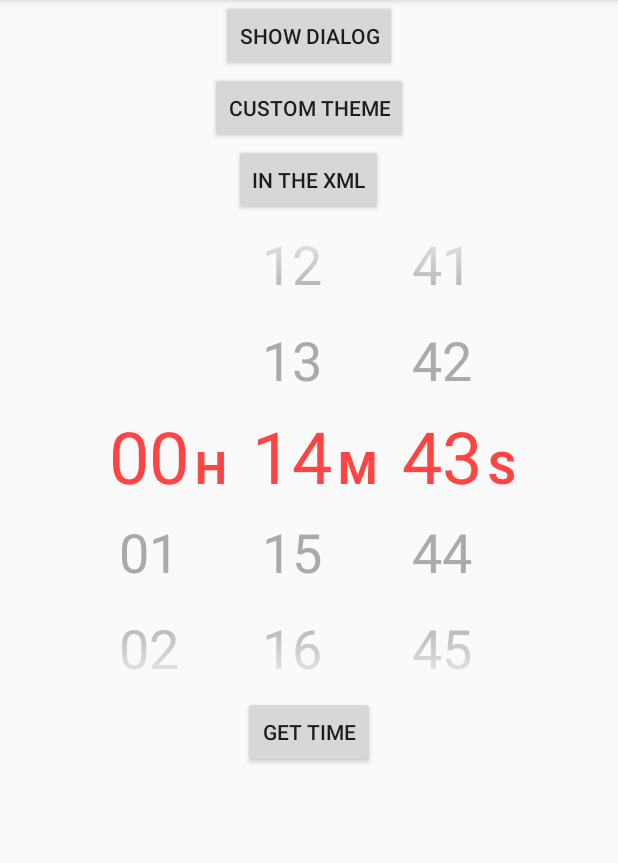
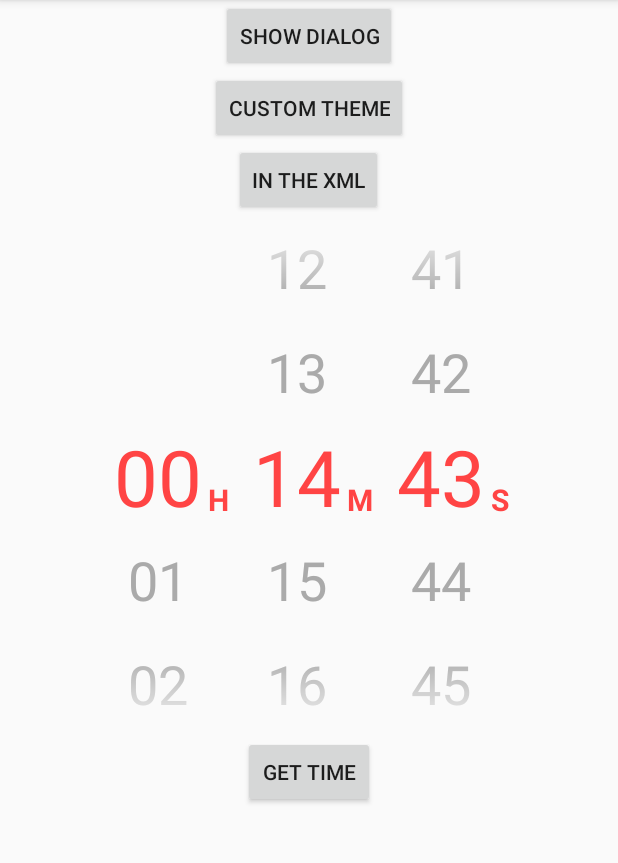
Before and after one commit to DeweyReed/ScrollHmsPicker, an Android app: the screen it shows after launch (MainActivity), after a tap on "GET TIME", on a phone screen of 412 x 824 dp, the part 84-947 px from its top. Run offline under Robolectric (Android 15) with nearby library versions, the phone set to English and light mode, and no system bars; 3 other taps on this screen came first.

Commit message:
Fix labels not showing when font size is big

```diff
--- a/library/src/main/java/io/github/deweyreed/scrollhmspicker/ScrollHmsPicker.kt
+++ b/library/src/main/java/io/github/deweyreed/scrollhmspicker/ScrollHmsPicker.kt
@@ -11,6 +11,7 @@ import android.util.AttributeSet
 import android.view.LayoutInflater
 import android.view.View
 import android.widget.LinearLayout
+import android.widget.TextView
 
 @Suppress("unused")
 /**
@@ -23,11 +24,11 @@ class ScrollHmsPicker @JvmOverloads constructor(
         defStyleAttr: Int = 0
 ) : LinearLayout(context, attrs, defStyleAttr) {
     private val pickerHours: NumberPickerView
-    private val textHours: ZeroTopPaddingTextView
+    private val textHours: TextView
     private val pickerMinutes: NumberPickerView
-    private val textMinutes: ZeroTopPaddingTextView
+    private val textMinutes: TextView
     private val pickerSeconds: NumberPickerView
-    private val textSeconds: ZeroTopPaddingTextView
+    private val textSeconds: TextView
 
     private var autoStep: Boolean = false
 
@@ -96,7 +97,6 @@ class ScrollHmsPicker @JvmOverloads constructor(
                 - res.getDimension(R.dimen.text_size_label)) / 2).toInt()
 
         arrayOf(textHours, textMinutes, textSeconds).forEach {
-            it.updatePaddingForBoldDate()
             it.setTextColor(colorSelected)
             // align texts to the bottom of the selected text
             it.layoutParams = (it.layoutParams as LinearLayout.LayoutParams).also {
--- a/library/src/main/java/io/github/deweyreed/scrollhmspicker/ZeroTopPaddingTextView.kt
+++ /dev/null
@@ -1,87 +0,0 @@
-package io.github.deweyreed.scrollhmspicker
-
-import android.content.Context
-import android.graphics.Typeface
-import android.support.v7.widget.AppCompatTextView
-import android.util.AttributeSet
-
-/**
- * Created on 2018/2/13.
- */
-
-@Suppress("unused", "MemberVisibilityCanBePrivate")
-/**
- * Displays text with no padding at the top.
- */
-internal class ZeroTopPaddingTextView @JvmOverloads constructor(
-        context: Context,
-        attrs: AttributeSet? = null,
-        defStyle: Int = 0
-) : AppCompatTextView(context, attrs, defStyle) {
-
-    companion object {
-
-        private const val NORMAL_FONT_PADDING_RATIO = 0.328f
-        // the bold fontface has less empty space on the top
-        private const val BOLD_FONT_PADDING_RATIO = 0.208f
-
-        private const val NORMAL_FONT_BOTTOM_PADDING_RATIO = 0.25f
-        // the bold fontface has less empty space on the top
-        private const val BOLD_FONT_BOTTOM_PADDING_RATIO = 0.208f
-
-        // pre-ICS (Droid Sans) has weird empty space on the bottom
-        private const val PRE_ICS_BOTTOM_PADDING_RATIO = 0.233f
-
-        private val SAN_SERIF_BOLD = Typeface.create("san-serif", Typeface.BOLD)
-        private val SAN_SERIF_CONDENSED_BOLD =
-                Typeface.create("sans-serif-condensed", Typeface.BOLD)
-    }
-
-    private var mPaddingRight = 0
-
-    init {
-        includeFontPadding = false
-        updatePadding()
-    }
-
-    fun updatePadding() {
-        var paddingRatio = NORMAL_FONT_PADDING_RATIO
-        var bottomPaddingRatio = NORMAL_FONT_BOTTOM_PADDING_RATIO
-        if (paint.typeface != null && paint.typeface == Typeface.DEFAULT_BOLD) {
-            paddingRatio = BOLD_FONT_PADDING_RATIO
-            bottomPaddingRatio = BOLD_FONT_BOTTOM_PADDING_RATIO
-        }
-        if (typeface != null && typeface == SAN_SERIF_BOLD) {
-            paddingRatio = BOLD_FONT_PADDING_RATIO
-            bottomPaddingRatio = BOLD_FONT_BOTTOM_PADDING_RATIO
-        }
-        if (typeface != null && typeface == SAN_SERIF_CONDENSED_BOLD) {
-            paddingRatio = BOLD_FONT_PADDING_RATIO
-            bottomPaddingRatio = BOLD_FONT_BOTTOM_PADDING_RATIO
-        }
-        // Since we're targeting API 14 or later, this piece of code is unnecessary
-        //        if (Build.VERSION.SDK_INT < Build.VERSION_CODES.ICE_CREAM_SANDWICH &&
-        //                getText() != null &&
-        //                (getText().toString().equals(decimalSeparator) ||
-        //                        getText().toString().equals(timeSeparator))) {
-        //            bottomPaddingRatio = PRE_ICS_BOTTOM_PADDING_RATIO;
-        //        }
-
-        // no need to scale by display density because getTextSize() already returns the font
-        // height in px
-        setPadding(0, (-paddingRatio * textSize).toInt(), mPaddingRight,
-                (-bottomPaddingRatio * textSize).toInt())
-    }
-
-    fun updatePaddingForBoldDate() {
-        // no need to scale by display density because getTextSize() already returns the font
-        // height in px
-        setPadding(0, (-BOLD_FONT_PADDING_RATIO * textSize).toInt(), mPaddingRight,
-                (-BOLD_FONT_BOTTOM_PADDING_RATIO * textSize).toInt())
-    }
-
-    fun setPaddingRight(padding: Int) {
-        mPaddingRight = padding
-        updatePadding()
-    }
-}
--- a/library/src/main/res/layout/layout_scrollhmspicker.xml
+++ b/library/src/main/res/layout/layout_scrollhmspicker.xml
@@ -15,7 +15,7 @@
         app:npv_TextArray="@array/array_0to23"
         app:npv_WrapSelectorWheel="false" />
 
-    <io.github.deweyreed.scrollhmspicker.ZeroTopPaddingTextView
+    <TextView
         android:id="@+id/textHours"
         style="@style/Label"
         android:layout_width="wrap_content"
@@ -34,7 +34,7 @@
         app:npv_MinValue="0"
         app:npv_TextArray="@array/array_0to59" />
 
-    <io.github.deweyreed.scrollhmspicker.ZeroTopPaddingTextView
+    <TextView
         android:id="@+id/textMinutes"
         style="@style/Label"
         android:layout_width="wrap_content"
@@ -53,7 +53,7 @@
         app:npv_MinValue="0"
         app:npv_TextArray="@array/array_0to59" />
 
-    <io.github.deweyreed.scrollhmspicker.ZeroTopPaddingTextView
+    <TextView
         android:id="@+id/textSeconds"
         style="@style/Label"
         android:layout_width="wrap_content"
--- a/library/src/main/res/values/dimens.xml
+++ b/library/src/main/res/values/dimens.xml
@@ -1,6 +1,8 @@
 <?xml version="1.0" encoding="utf-8"?>
 <resources>
+    <!-- use dp instead of sp to avoid UI not fully shown
+    if users use big system font size-->
     <dimen name="text_size_normal_item">36dp</dimen>
-    <dimen name="text_size_selected_item">48sp</dimen>
-    <dimen name="text_size_label">30sp</dimen>
+    <dimen name="text_size_selected_item">52dp</dimen>
+    <dimen name="text_size_label">20dp</dimen>
 </resources>
```
